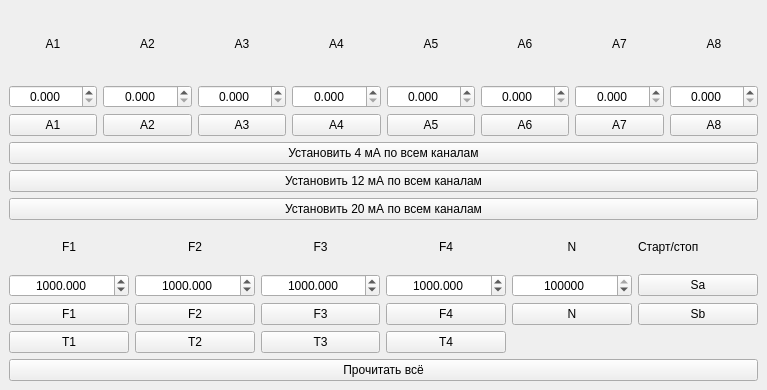
Qt form upva.ui (corvinalive/KUControl) before a commit.
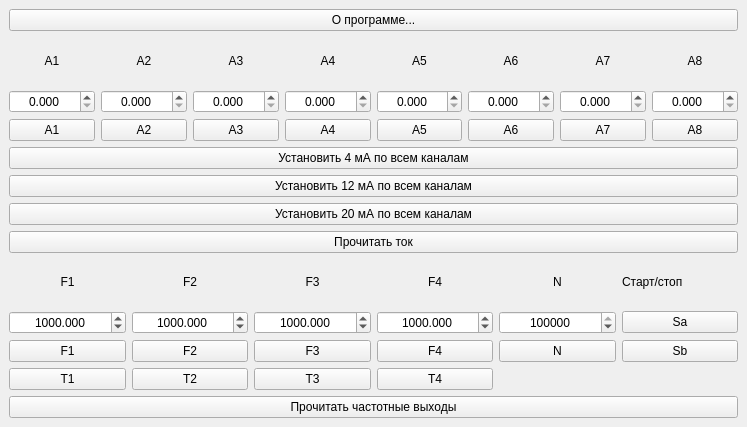
The same form after that commit.

Commit message: Сделано: 1. Добавлен диалог "О программе" 2. Разделено чтение аналоговых и частотных выходов.

The edit to the form file:
```diff
--- a/upva.ui
+++ b/upva.ui
@@ -6,8 +6,8 @@
    <rect>
     <x>0</x>
     <y>0</y>
-    <width>767</width>
-    <height>390</height>
+    <width>747</width>
+    <height>427</height>
    </rect>
   </property>
   <property name="windowTitle">
@@ -19,63 +19,63 @@
      <layout class="QVBoxLayout" name="verticalLayout">
       <item>
        <layout class="QGridLayout" name="gridLayout">
-        <item row="2" column="0">
+        <item row="4" column="0">
          <widget class="QPushButton" name="A1pushButton">
           <property name="text">
            <string>A1</string>
           </property>
          </widget>
         </item>
-        <item row="2" column="1">
+        <item row="4" column="1">
          <widget class="QPushButton" name="A2pushButton">
           <property name="text">
            <string>A2</string>
           </property>
          </widget>
         </item>
-        <item row="2" column="2">
+        <item row="4" column="2">
          <widget class="QPushButton" name="A3pushButton">
           <property name="text">
            <string>A3</string>
           </property>
          </widget>
         </item>
-        <item row="2" column="3">
+        <item row="4" column="3">
          <widget class="QPushButton" name="A4pushButton">
           <property name="text">
            <string>A4</string>
           </property>
          </widget>
         </item>
-        <item row="2" column="4">
+        <item row="4" column="4">
          <widget class="QPushButton" name="A5pushButton">
           <property name="text">
            <string>A5</string>
           </property>
          </widget>
         </item>
-        <item row="2" column="5">
+        <item row="4" column="5">
          <widget class="QPushButton" name="A6pushButton">
           <property name="text">
            <string>A6</string>
           </property>
          </widget>
         </item>
-        <item row="2" column="6">
+        <item row="4" column="6">
          <widget class="QPushButton" name="A7pushButton">
           <property name="text">
            <string>A7</string>
           </property>
          </widget>
         </item>
-        <item row="2" column="7">
+        <item row="4" column="7">
          <widget class="QPushButton" name="A8pushButton">
           <property name="text">
            <string>A8</string>
           </property>
          </widget>
         </item>
-        <item row="0" column="0">
+        <item row="2" column="0">
          <widget class="QLabel" name="label1">
           <property name="text">
            <string>A1</string>
@@ -85,7 +85,7 @@
           </property>
          </widget>
         </item>
-        <item row="0" column="1">
+        <item row="2" column="1">
          <widget class="QLabel" name="label2">
           <property name="text">
            <string>A2</string>
@@ -95,7 +95,7 @@
           </property>
          </widget>
         </item>
-        <item row="0" column="2">
+        <item row="2" column="2">
          <widget class="QLabel" name="label3">
           <property name="text">
            <string>A3</string>
@@ -105,7 +105,7 @@
           </property>
          </widget>
         </item>
-        <item row="0" column="3">
+        <item row="2" column="3">
          <widget class="QLabel" name="label4">
           <property name="text">
            <string>A4</string>
@@ -115,7 +115,7 @@
           </property>
          </widget>
         </item>
-        <item row="0" column="4">
+        <item row="2" column="4">
          <widget class="QLabel" name="label5">
           <property name="text">
            <string>A5</string>
@@ -125,7 +125,7 @@
           </property>
          </widget>
         </item>
-        <item row="0" column="5">
+        <item row="2" column="5">
          <widget class="QLabel" name="label6">
           <property name="text">
            <string>A6</string>
@@ -135,7 +135,7 @@
           </property>
          </widget>
         </item>
-        <item row="0" column="6">
+        <item row="2" column="6">
          <widget class="QLabel" name="label7">
           <property name="text">
            <string>A7</string>
@@ -145,7 +145,7 @@
           </property>
          </widget>
         </item>
-        <item row="0" column="7">
+        <item row="2" column="7">
          <widget class="QLabel" name="label8">
           <property name="text">
            <string>A8</string>
@@ -155,7 +155,7 @@
           </property>
          </widget>
         </item>
-        <item row="1" column="0">
+        <item row="3" column="0">
          <widget class="QDoubleSpinBox" name="A1box">
           <property name="alignment">
            <set>Qt::AlignCenter</set>
@@ -171,7 +171,7 @@
           </property>
          </widget>
         </item>
-        <item row="1" column="1">
+        <item row="3" column="1">
          <widget class="QDoubleSpinBox" name="A2box">
           <property name="alignment">
            <set>Qt::AlignCenter</set>
@@ -187,7 +187,7 @@
           </property>
          </widget>
         </item>
-        <item row="1" column="2">
+        <item row="3" column="2">
          <widget class="QDoubleSpinBox" name="A3box">
           <property name="alignment">
            <set>Qt::AlignCenter</set>
@@ -203,7 +203,7 @@
           </property>
          </widget>
         </item>
-        <item row="1" column="3">
+        <item row="3" column="3">
          <widget class="QDoubleSpinBox" name="A4box">
           <property name="sizePolicy">
            <sizepolicy hsizetype="Minimum" vsizetype="Fixed">
@@ -231,7 +231,7 @@
           </property>
          </widget>
         </item>
-        <item row="1" column="4">
+        <item row="3" column="4">
          <widget class="QDoubleSpinBox" name="A5box">
           <property name="alignment">
            <set>Qt::AlignCenter</set>
@@ -247,7 +247,7 @@
           </property>
          </widget>
         </item>
-        <item row="1" column="5">
+        <item row="3" column="5">
          <widget class="QDoubleSpinBox" name="A6box">
           <property name="alignment">
            <set>Qt::AlignCenter</set>
@@ -263,7 +263,7 @@
           </property>
          </widget>
         </item>
-        <item row="1" column="6">
+        <item row="3" column="6">
          <widget class="QDoubleSpinBox" name="A7box">
           <property name="alignment">
            <set>Qt::AlignCenter</set>
@@ -279,7 +279,7 @@
           </property>
          </widget>
         </item>
-        <item row="1" column="7">
+        <item row="3" column="7">
          <widget class="QDoubleSpinBox" name="A8box">
           <property name="alignment">
            <set>Qt::AlignCenter</set>
@@ -295,6 +295,18 @@
           </property>
          </widget>
         </item>
+        <item row="1" column="0" colspan="8">
+         <widget class="QPushButton" name="AboutpushButton">
+          <property name="font">
+           <font>
+            <pointsize>9</pointsize>
+           </font>
+          </property>
+          <property name="text">
+           <string>О программе...</string>
+          </property>
+         </widget>
+        </item>
        </layout>
       </item>
       <item>
@@ -318,6 +330,13 @@
         </property>
        </widget>
       </item>
+      <item>
+       <widget class="QPushButton" name="pushButtonreadAO">
+        <property name="text">
+         <string>Прочитать ток</string>
+        </property>
+       </widget>
+      </item>
       <item>
        <layout class="QGridLayout" name="gridLayout_2">
         <item row="2" column="7">
@@ -539,7 +558,7 @@
       <item>
        <widget class="QPushButton" name="pushButtonreadall">
         <property name="text">
-         <string>Прочитать всё</string>
+         <string>Прочитать частотные выходы</string>
         </property>
        </widget>
       </item>
```
Left out of the diff: 2 changed lines with no effect on the pictures. The commit also changes 1 other file.
